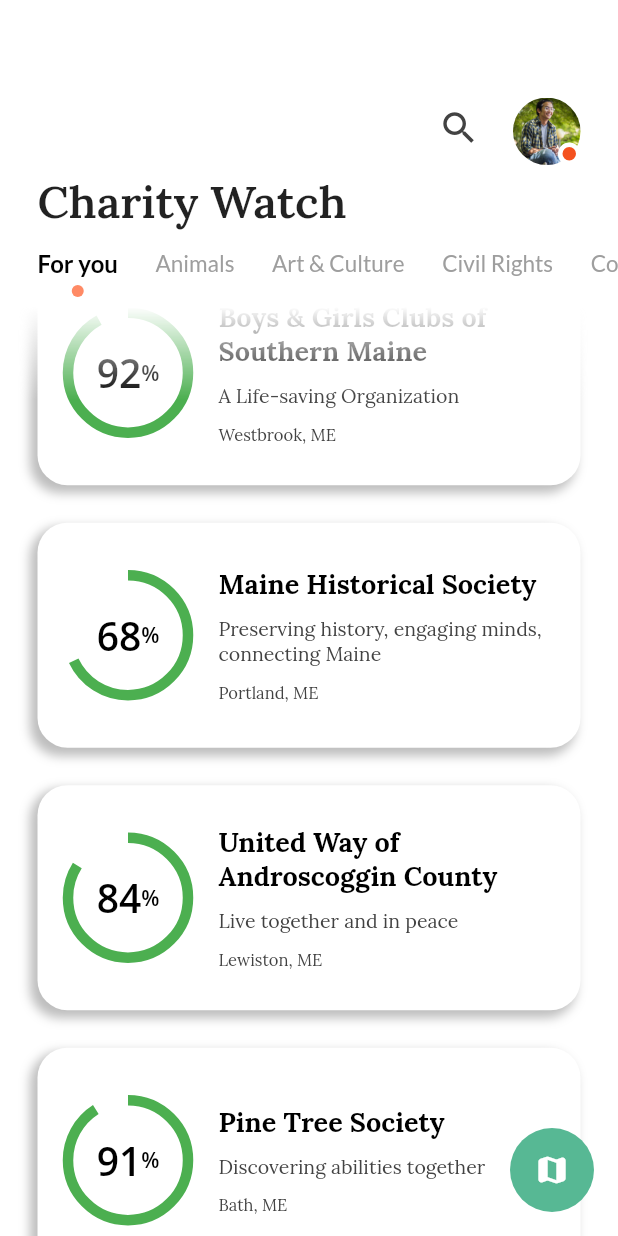
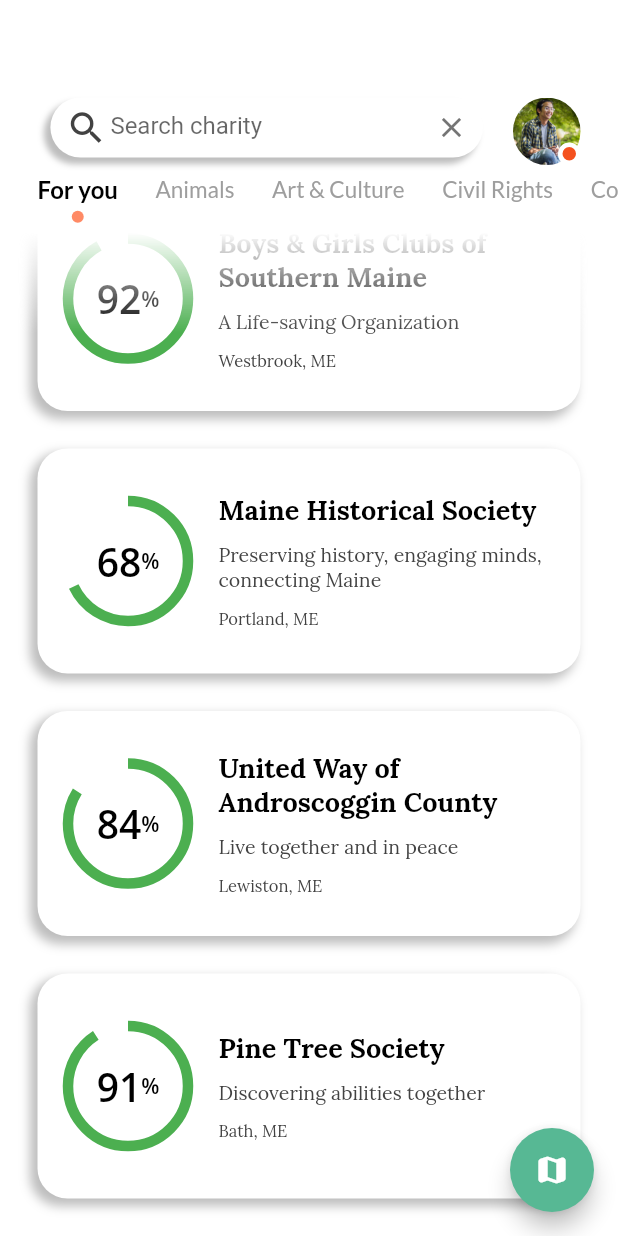
Before and after one commit to luggy-wuggy/hackathon_animations, a Flutter app: the screen it shows after launch, scrolled down 576 dp, after a tap on the "search" icon, on a phone screen of 412 x 824 dp. Run offline on Flutter 3.47's test engine with Material 2 defaults, Android fonts, the phone set to English and light mode, and no system bars; our stand-ins replace get, google_fonts.

```diff
--- a/animate/lib/controllers/charity_scroll_controller.dart
+++ b/animate/lib/controllers/charity_scroll_controller.dart
@@ -1,23 +1,23 @@
-// import 'package:flutter/material.dart';
-// import 'package:get/state_manager.dart';
+import 'package:flutter/material.dart';
+import 'package:get/state_manager.dart';
 
-// class CharityScrollController extends GetxController {
-//   late ScrollController controller;
-//   var isTitleShowing = true.obs;
+class CharityScrollController extends GetxController {
+  late ScrollController controller;
+  var isTitleShowing = true.obs;
 
-//   @override
-//   void onInit() {
-//     super.onInit();
-//     controller = ScrollController();
+  @override
+  void onInit() {
+    super.onInit();
+    controller = ScrollController();
 
-//     controller.addListener(() {
-//       isTitleShowing(controller.offset < 50);
-//     });
-//   }
+    controller.addListener(() {
+      isTitleShowing(controller.offset < 50);
+    });
+  }
 
-//   @override
-//   void dispose() {
-//     super.dispose();
-//     controller.dispose();
-//   }
-// }
+  @override
+  void dispose() {
+    super.dispose();
+    controller.dispose();
+  }
+}
--- a/animate/lib/controllers/search_controller.dart
+++ b/animate/lib/controllers/search_controller.dart
@@ -1,9 +1,9 @@
-// import 'package:animate/model/charity.dart';
-// import 'package:flutter/material.dart';
-// import 'package:get/state_manager.dart';
+import 'package:animate/model/charity.dart';
+import 'package:flutter/material.dart';
+import 'package:get/state_manager.dart';
 
-// class SearchController extends GetxController {
-//   Rx<bool> isSearch = false.obs;
+class SearchController extends GetxController {
+  Rx<bool> isSearch = false.obs;
 
-//   void toggleIsSearch() => isSearch(!isSearch.value);
-// }
+  void toggleIsSearch() => isSearch(!isSearch.value);
+}
--- a/animate/lib/page/home.dart
+++ b/animate/lib/page/home.dart
@@ -10,9 +10,11 @@ import 'package:flutter/material.dart';
 import 'package:get/get.dart';
 
 class HomePage extends StatelessWidget {
-  CategoryController charityController = Get.put(CategoryController());
-  // CharityScrollController charityScrollController = Get.put(CharityScrollController());
-  // SearchController searchController = Get.put(SearchController());
+  final CategoryController charityController = Get.put(CategoryController());
+
+  HomePage({Key? key}) : super(key: key);
+  CharityScrollController charityScrollController = Get.put(CharityScrollController());
+  SearchController searchController = Get.put(SearchController());
 
   @override
   Widget build(BuildContext context) {
@@ -24,7 +26,7 @@ class HomePage extends StatelessWidget {
         child: Column(
           children: [
             const HeaderWidget(),
-            const AppTitle(),
+            AnimatedTitle(),
             const CategoryList(),
             CharityList(),
           ],
--- a/animate/lib/widgets/charity_list.dart
+++ b/animate/lib/widgets/charity_list.dart
@@ -7,7 +7,7 @@ import 'package:get/get.dart';
 class CharityList extends StatelessWidget {
   CharityList({Key? key}) : super(key: key);
 
-  //final CharityScrollController _charityScrollController = Get.find();
+  final CharityScrollController _charityScrollController = Get.find();
 
   @override
   Widget build(BuildContext context) {
@@ -23,7 +23,7 @@ class CharityList extends StatelessWidget {
         },
         blendMode: BlendMode.dstOut,
         child: ListView.builder(
-          //controller: _charityScrollController.controller,
+          controller: _charityScrollController.controller,
           padding: const EdgeInsets.only(top: 20),
           itemCount: dummyCharities.length,
           physics: const BouncingScrollPhysics(),
--- a/animate/lib/widgets/header.dart
+++ b/animate/lib/widgets/header.dart
@@ -1,3 +1,5 @@
+import 'package:animate/controllers/search_controller.dart';
+import 'package:animate/controllers/search_controller.dart';
 import 'package:animate/controllers/search_controller.dart';
 import 'package:flutter/material.dart';
 import 'package:get/get.dart';
@@ -11,10 +13,10 @@ class HeaderWidget extends StatelessWidget {
       margin: const EdgeInsets.symmetric(horizontal: 25),
       child: Row(
         mainAxisAlignment: MainAxisAlignment.end,
-        children: const [
-          SearchBar(),
-          SizedBox(width: 15),
-          AvatarCircle(),
+        children: [
+          AnimatedSearchBar(),
+          const SizedBox(width: 15),
+          const AvatarCircle(),
         ],
       ),
     );
@@ -66,16 +68,32 @@ class AvatarCircle extends StatelessWidget {
 }
 
 class SearchBar extends StatelessWidget {
-  const SearchBar({Key? key}) : super(key: key);
+  SearchBar({Key? key}) : super(key: key);
+
+  final SearchController _searchController = Get.find();
 
   @override
   Widget build(BuildContext context) {
-    return Container(
-      width: 40,
+    return Obx(
+      () {
+        return AnimatedContainer(
+          duration: const Duration(milliseconds: 700),
+          width: _searchController.isSearch.value ? MediaQuery.of(context).size.width * .7 : 40,
           height: 40,
-      decoration: const BoxDecoration(
+          decoration: BoxDecoration(
+            border: null,
             color: Colors.white,
-        borderRadius: BorderRadius.all(
+            boxShadow: [
+              _searchController.isSearch.value
+                  ? BoxShadow(
+                      color: Colors.grey[400] as Color,
+                      blurRadius: 3,
+                      offset: const Offset(-4, 4),
+                      spreadRadius: 0.4,
+                    )
+                  : const BoxShadow(color: Colors.white),
+            ],
+            borderRadius: const BorderRadius.all(
               Radius.circular(30),
             ),
           ),
@@ -83,9 +101,44 @@ class SearchBar extends StatelessWidget {
             alignment: Alignment.centerLeft,
             children: [
               Positioned(
+                right: 10,
+                child: AnimatedOpacity(
+                  duration: const Duration(milliseconds: 600),
+                  opacity: _searchController.isSearch.value ? 1 : 0,
+                  curve: Curves.easeOutQuint,
+                  child: GestureDetector(
+                    onTap: () {
+                      if (_searchController.isSearch.value) {
+                        _searchController.toggleIsSearch();
+                      }
+                    },
+                    child: Icon(
+                      Icons.close,
+                      size: 22,
+                      color: Colors.grey[600],
+                    ),
+                  ),
+                ),
+              ),
+              Container(
+                margin: const EdgeInsets.only(left: 40, right: 40, bottom: 2),
+                child: TextField(
+                  onSubmitted: (String s) {},
+                  cursorColor: Colors.grey[300],
+                  decoration: const InputDecoration(
+                    hintText: "Search charity",
+                    border: InputBorder.none,
+                  ),
+                ),
+              ),
+              Positioned(
                 left: 10,
                 child: GestureDetector(
-              onTap: () {},
+                  onTap: () {
+                    if (!_searchController.isSearch.value) {
+                      _searchController.toggleIsSearch();
+                    }
+                  },
                   child: Icon(
                     Icons.search,
                     size: 28,
@@ -96,93 +149,95 @@ class SearchBar extends StatelessWidget {
             ],
           ),
         );
+      },
+    );
   }
 }
 
-// class AnimatedSearchBar extends StatelessWidget {
-//   AnimatedSearchBar({Key? key}) : super(key: key);
+class AnimatedSearchBar extends StatelessWidget {
+  AnimatedSearchBar({Key? key}) : super(key: key);
 
-//   final SearchController _searchController = Get.find();
+  final SearchController _searchController = Get.find();
 
-//   @override
-//   Widget build(BuildContext context) {
-//     return Obx(
-//       () {
-//         return AnimatedContainer(
-//           duration: const Duration(milliseconds: 700),
-//           width: _searchController.isSearch.value ? MediaQuery.of(context).size.width * 0.7 : 40,
-//           height: 40,
-//           curve: Curves.easeInOutCubicEmphasized,
-//           decoration: BoxDecoration(
-//             border: null,
-//             color: Colors.white,
-//             boxShadow: [
-//               _searchController.isSearch.value
-//                   ? BoxShadow(
-//                       color: Colors.grey[400] as Color,
-//                       blurRadius: 3,
-//                       offset: const Offset(-4, 4),
-//                       spreadRadius: 0.4,
-//                     )
-//                   : const BoxShadow(color: Colors.white),
-//             ],
-//             borderRadius: const BorderRadius.all(
-//               Radius.circular(30),
-//             ),
-//           ),
-//           child: Stack(
-//             alignment: Alignment.centerLeft,
-//             children: [
-//               Positioned(
-//                 right: 10,
-//                 child: AnimatedOpacity(
-//                   duration: const Duration(milliseconds: 600),
-//                   opacity: _searchController.isSearch.value ? 1 : 0,
-//                   curve: Curves.easeOutQuint,
-//                   child: GestureDetector(
-//                     onTap: () {
-//                       if (_searchController.isSearch.value) {
-//                         _searchController.toggleIsSearch();
-//                       }
-//                     },
-//                     child: Icon(
-//                       Icons.close,
-//                       size: 22,
-//                       color: Colors.grey[600],
-//                     ),
-//                   ),
-//                 ),
-//               ),
-//               Container(
-//                 margin: const EdgeInsets.only(left: 40, right: 40, bottom: 2),
-//                 child: TextField(
-//                   onSubmitted: (String s) {},
-//                   cursorColor: Colors.grey[300],
-//                   decoration: const InputDecoration(
-//                     hintText: "Search charity",
-//                     border: InputBorder.none,
-//                   ),
-//                 ),
-//               ),
-//               Positioned(
-//                 left: 10,
-//                 child: GestureDetector(
-//                   onTap: () {
-//                     if (!_searchController.isSearch.value) {
-//                       _searchController.toggleIsSearch();
-//                     }
-//                   },
-//                   child: Icon(
-//                     Icons.search,
-//                     size: 28,
-//                     color: Colors.grey[800],
-//                   ),
-//                 ),
-//               ),
-//             ],
-//           ),
-//         );
-//       },
-//     );
-//   }
-// }
+  @override
+  Widget build(BuildContext context) {
+    return Obx(
+      () {
+        return AnimatedContainer(
+          duration: const Duration(milliseconds: 700),
+          width: _searchController.isSearch.value ? MediaQuery.of(context).size.width * 0.7 : 40,
+          height: 40,
+          curve: Curves.easeInOutCubicEmphasized,
+          decoration: BoxDecoration(
+            border: null,
+            color: Colors.white,
+            boxShadow: [
+              _searchController.isSearch.value
+                  ? BoxShadow(
+                      color: Colors.grey[400] as Color,
+                      blurRadius: 3,
+                      offset: const Offset(-4, 4),
+                      spreadRadius: 0.4,
+                    )
+                  : const BoxShadow(color: Colors.white),
+            ],
+            borderRadius: const BorderRadius.all(
+              Radius.circular(30),
+            ),
+          ),
+          child: Stack(
+            alignment: Alignment.centerLeft,
+            children: [
+              Positioned(
+                right: 10,
+                child: AnimatedOpacity(
+                  duration: const Duration(milliseconds: 600),
+                  opacity: _searchController.isSearch.value ? 1 : 0,
+                  curve: Curves.easeOutQuint,
+                  child: GestureDetector(
+                    onTap: () {
+                      if (_searchController.isSearch.value) {
+                        _searchController.toggleIsSearch();
+                      }
+                    },
+                    child: Icon(
+                      Icons.close,
+                      size: 22,
+                      color: Colors.grey[600],
+                    ),
+                  ),
+                ),
+              ),
+              Container(
+                margin: const EdgeInsets.only(left: 40, right: 40, bottom: 2),
+                child: TextField(
+                  onSubmitted: (String s) {},
+                  cursorColor: Colors.grey[300],
+                  decoration: const InputDecoration(
+                    hintText: "Search charity",
+                    border: InputBorder.none,
+                  ),
+                ),
+              ),
+              Positioned(
+                left: 10,
+                child: GestureDetector(
+                  onTap: () {
+                    if (!_searchController.isSearch.value) {
+                      _searchController.toggleIsSearch();
+                    }
+                  },
+                  child: Icon(
+                    Icons.search,
+                    size: 28,
+                    color: Colors.grey[800],
+                  ),
+                ),
+              ),
+            ],
+          ),
+        );
+      },
+    );
+  }
+}
--- a/animate/lib/widgets/map_fab.dart
+++ b/animate/lib/widgets/map_fab.dart
@@ -8,12 +8,18 @@ class MapFAB extends StatelessWidget {
 
   @override
   Widget build(BuildContext context) {
-    return Material(
-      shape: const CircleBorder(),
-      color: const Color(0xFF57b894),
-      child: InkWell(
+    return OpenContainer(
+      openBuilder: (context, action) {
+        return const MapPage();
+      },
+      tappable: false,
+      closedShape: const CircleBorder(),
+      closedColor: const Color(0xFF57b894),
+      closedElevation: 6,
+      closedBuilder: (context, action) {
+        return InkWell(
           customBorder: const CircleBorder(),
-        onTap: () => Get.to(const MapPage()),
+          onTap: () => action,
           child: const SizedBox(
             height: 56,
             width: 56,
@@ -24,7 +30,8 @@ class MapFAB extends StatelessWidget {
               ),
             ),
           ),
-      ),
+        );
+      },
     );
   }
 }
--- a/animate/lib/widgets/title.dart
+++ b/animate/lib/widgets/title.dart
@@ -28,36 +28,36 @@ class AppTitle extends StatelessWidget {
   }
 }
 
-// class AnimatedTitle extends StatelessWidget {
-//   AnimatedTitle({Key? key}) : super(key: key);
+class AnimatedTitle extends StatelessWidget {
+  AnimatedTitle({Key? key}) : super(key: key);
 
-//   final CharityScrollController _charityScrollController = Get.find();
+  final CharityScrollController _charityScrollController = Get.find();
 
-//   @override
-//   Widget build(BuildContext context) {
-//     return Obx(
-//       () {
-//         return Align(
-//           alignment: Alignment.centerLeft,
-//           child: AnimatedOpacity(
-//             duration: const Duration(milliseconds: 200),
-//             opacity: _charityScrollController.isTitleShowing.value ? 1 : 0,
-//             child: AnimatedContainer(
-//               duration: const Duration(milliseconds: 240),
-//               height: _charityScrollController.isTitleShowing.value ? MediaQuery.of(context).size.height * 0.06 : 0,
-//               width: _charityScrollController.isTitleShowing.value ? MediaQuery.of(context).size.width * 0.5 : 0,
-//               margin: const EdgeInsets.only(left: 25),
-//               child: FittedBox(
-//                 fit: BoxFit.contain,
-//                 child: Text(
-//                   'Charity Watch',
-//                   style: kTitle,
-//                 ),
-//               ),
-//             ),
-//           ),
-//         );
-//       },
-//     );
-//   }
-// }
+  @override
+  Widget build(BuildContext context) {
+    return Obx(
+      () {
+        return Align(
+          alignment: Alignment.centerLeft,
+          child: AnimatedOpacity(
+            duration: const Duration(milliseconds: 200),
+            opacity: _charityScrollController.isTitleShowing.value ? 1 : 0,
+            child: AnimatedContainer(
+              duration: const Duration(milliseconds: 240),
+              height: _charityScrollController.isTitleShowing.value ? MediaQuery.of(context).size.height * 0.06 : 0,
+              width: _charityScrollController.isTitleShowing.value ? MediaQuery.of(context).size.width * 0.5 : 0,
+              margin: const EdgeInsets.only(left: 25),
+              child: FittedBox(
+                fit: BoxFit.contain,
+                child: Text(
+                  'Charity Watch',
+                  style: kTitle,
+                ),
+              ),
+            ),
+          ),
+        );
+      },
+    );
+  }
+}
```
Also changed, not shown: animate/lib/widgets/category_list.dart (+51 -51 lines). Lines whose indentation alone changed are shown as unchanged.
